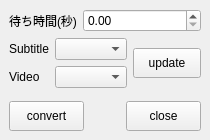
Above: app/resolve/Python/rs_resolve/tool/subtitle2text_plus/subtitle2text_plus.ui from nakano000/Resolve_Script before the change. Below: the same form after it.
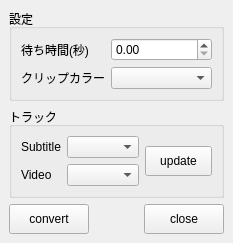
That is the form after the change.

Commit message: クリップカラーを指定出来るように変更

```diff
--- a/app/resolve/Python/rs_resolve/tool/subtitle2text_plus/subtitle2text_plus.ui
+++ b/app/resolve/Python/rs_resolve/tool/subtitle2text_plus/subtitle2text_plus.ui
@@ -6,25 +6,29 @@
    <rect>
     <x>0</x>
     <y>0</y>
-    <width>210</width>
-    <height>140</height>
+    <width>233</width>
+    <height>228</height>
    </rect>
   </property>
   <property name="windowTitle">
    <string>MainWindow</string>
   </property>
   <widget class="QWidget" name="centralwidget">
-   <layout class="QVBoxLayout" name="verticalLayout">
+   <layout class="QVBoxLayout" name="verticalLayout_2">
     <item>
-     <layout class="QHBoxLayout" name="horizontalLayout_3">
-      <item>
+     <widget class="QGroupBox" name="groupBox_2">
+      <property name="title">
+       <string>設定</string>
+      </property>
+      <layout class="QFormLayout" name="formLayout_2">
+       <item row="0" column="0">
        <widget class="QLabel" name="label_3">
         <property name="text">
          <string>待ち時間(秒)</string>
         </property>
        </widget>
       </item>
-      <item>
+       <item row="0" column="1">
        <widget class="QDoubleSpinBox" name="waitTimeSpinBox">
         <property name="sizePolicy">
          <sizepolicy hsizetype="Expanding" vsizetype="Fixed">
@@ -37,8 +41,25 @@
         </property>
        </widget>
       </item>
-     </layout>
+       <item row="1" column="0">
+        <widget class="QLabel" name="label_4">
+         <property name="text">
+          <string>クリップカラー</string>
+         </property>
+        </widget>
+       </item>
+       <item row="1" column="1">
+        <widget class="QComboBox" name="colorComboBox"/>
+       </item>
+      </layout>
+     </widget>
     </item>
+    <item>
+     <widget class="QGroupBox" name="groupBox">
+      <property name="title">
+       <string>トラック</string>
+      </property>
+      <layout class="QVBoxLayout" name="verticalLayout">
     <item>
      <layout class="QHBoxLayout" name="horizontalLayout_2" stretch="1,0">
       <item>
@@ -82,6 +103,9 @@
        </widget>
       </item>
      </layout>
+       </item>
+      </layout>
+     </widget>
     </item>
     <item>
      <spacer name="verticalSpacer">
```
Lines whose indentation alone changed are shown as unchanged. The commit also changes 3 other files.
